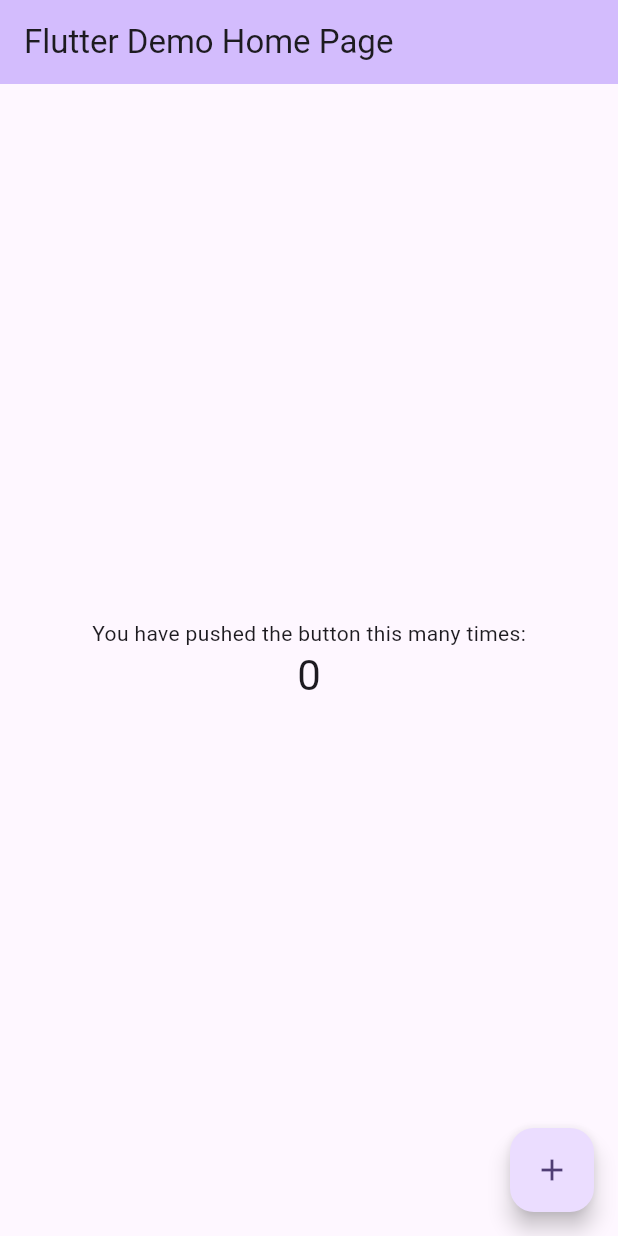
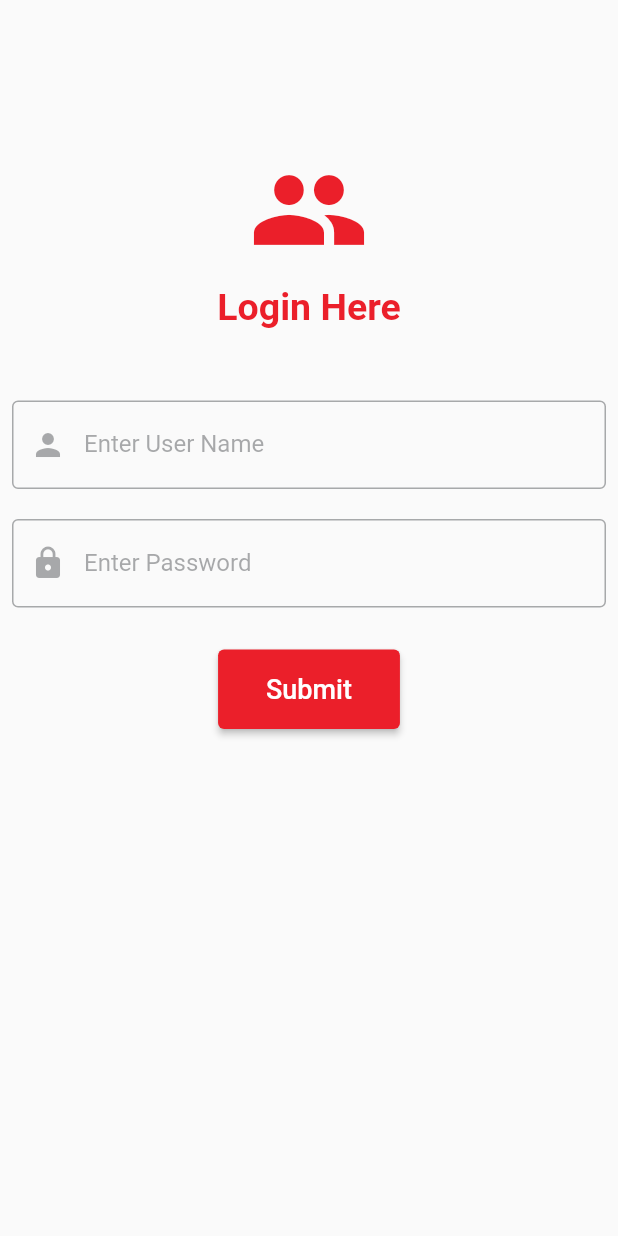
Before and after one commit to egapermana24/TugasPertemuan6_PengembanganMobileProgramming_Sistem_Login_API, a Flutter app: the screen it shows after launch, on a phone screen of 412 x 824 dp. Run offline on Flutter 3.47's test engine with Material 2 defaults, Android fonts, the phone set to English and light mode, and no system bars.

Commit message:
memperbaiki beberapa file

```diff
--- /dev/null
+++ b/lib/home.dart
@@ -0,0 +1,29 @@
+import 'package:flutter/material.dart';
+
+class HomePage extends StatelessWidget {
+  final String uname;
+  HomePage({Key? key, required this.uname}) : super(key: key);
+  @override
+  Widget build(BuildContext context) {
+    return Scaffold(
+      body: Padding(
+        padding: const EdgeInsets.all(8.0),
+        child: Column(
+          mainAxisAlignment: MainAxisAlignment.center,
+          children: [
+            Center(
+              child: Text(
+                "Selamat Datang: " + uname,
+                style: TextStyle(
+                  color: Colors.green,
+                  fontSize: 25.0,
+                  fontWeight: FontWeight.bold,
+                ),
+              ),
+            )
+          ],
+        ),
+      ),
+    );
+  }
+}
--- a/lib/main.dart
+++ b/lib/main.dart
@@ -1,125 +1,305 @@
 import 'package:flutter/material.dart';
+import 'dart:convert';
+import 'package:http/http.dart' as http;
+import 'home.dart';
 
 void main() {
-  runApp(const MyApp());
+  runApp(MyApp());
 }
 
 class MyApp extends StatelessWidget {
-  const MyApp({super.key});
-
-  // This widget is the root of your application.
   @override
   Widget build(BuildContext context) {
     return MaterialApp(
-      title: 'Flutter Demo',
+      title: 'Demo Login',
+      debugShowCheckedModeBanner: false,
       theme: ThemeData(
-        // This is the theme of your application.
-        //
-        // TRY THIS: Try running your application with "flutter run". You'll see
-        // the application has a blue toolbar. Then, without quitting the app,
-        // try changing the seedColor in the colorScheme below to Colors.green
-        // and then invoke "hot reload" (save your changes or press the "hot
-        // reload" button in a Flutter-supported IDE, or press "r" if you used
-        // the command line to start the app).
-        //
-        // Notice that the counter didn't reset back to zero; the application
-        // state is not lost during the reload. To reset the state, use hot
-        // restart instead.
-        //
-        // This works for code too, not just values: Most code changes can be
-        // tested with just a hot reload.
-        colorScheme: ColorScheme.fromSeed(seedColor: Colors.deepPurple),
-        useMaterial3: true,
+        primarySwatch: Colors.blue,
+        primaryColor: Color.fromRGBO(235, 31, 42, 1),
+        hintColor: Colors.orange[600],
+        visualDensity: VisualDensity.adaptivePlatformDensity,
       ),
-      home: const MyHomePage(title: 'Flutter Demo Home Page'),
+      home: MyHomePage(title: 'Demo Login'),
     );
   }
 }
 
 class MyHomePage extends StatefulWidget {
-  const MyHomePage({super.key, required this.title});
-
-  // This widget is the home page of your application. It is stateful, meaning
-  // that it has a State object (defined below) that contains fields that affect
-  // how it looks.
-
-  // This class is the configuration for the state. It holds the values (in this
-  // case the title) provided by the parent (in this case the App widget) and
-  // used by the build method of the State. Fields in a Widget subclass are
-  // always marked "final".
-
+  MyHomePage({Key? key, required this.title}) : super(key: key);
   final String title;
 
   @override
-  State<MyHomePage> createState() => _MyHomePageState();
+  _MyHomePageState createState() => _MyHomePageState();
 }
 
 class _MyHomePageState extends State<MyHomePage> {
-  int _counter = 0;
+  // For LinearProgressIndicator.
+  bool _visible = false;
 
-  void _incrementCounter() {
+  // Controller untuk Pengeditan Teks dalam Input Nama Pengguna dan Kata Sandi
+  final userController = TextEditingController();
+  final pwdController = TextEditingController();
+
+  Future userLogin() async {
+    // Login API URL
+    // dan gunakan alamat IP lokal atau localhost atau gunakan API Web
+    String url = "http://192.168.43.236/restapi_sistem_login/user_login.php";
+
     setState(() {
-      // This call to setState tells the Flutter framework that something has
-      // changed in this State, which causes it to rerun the build method below
-      // so that the display can reflect the updated values. If we changed
-      // _counter without calling setState(), then the build method would not be
-      // called again, and so nothing would appear to happen.
-      _counter++;
+      _visible = true;
     });
+
+    // Mendapatkan nama pengguna dan kata sandi dari Controller
+    var data = {
+      'username': userController.text,
+      'password': pwdController.text,
+    };
+
+    // Memulai Panggilan WEB API.
+    var response = await http.post(Uri.parse(url), body: json.encode(data));
+
+    if (response.statusCode == 200) {
+      // Server response into variable
+      print(response.body);
+      var msg = jsonDecode(response.body);
+
+      // Cek Status Login
+      if (msg['loginStatus'] == true) {
+        setState(() {
+          // Menghide seluruh progress indicator
+          _visible = false;
+        });
+
+        // Navigate ke Tampilan Home Screen
+        Navigator.push(
+          context,
+          MaterialPageRoute(
+            builder: (context) => HomePage(uname: msg['userInfo']['NAME']),
+          ),
+        );
+      } else {
+        setState(() {
+          // Menghide progress indicator
+          _visible = false;
+
+          // Tampilkan jika ada Error Message Dialog
+          showMessage(msg["message"]);
+        });
+      }
+    } else {
+      setState(() {
+        // Menghide progress indicator
+        _visible = false;
+
+        // Tampilkan Error Message Dialog
+        showMessage("Error during connecting to Server.");
+      });
+    }
   }
+
+  Future<dynamic> showMessage(String _msg) async {
+    showDialog(
+      context: context,
+      builder: (BuildContext context) {
+        return AlertDialog(
+          title: new Text(_msg),
+          actions: <Widget>[
+            TextButton(
+              child: new Text("OK"),
+              onPressed: () {
+                Navigator.of(context).pop();
+              },
+            ),
+          ],
+        );
+      },
+    );
+  }
+
+  final _formKey = GlobalKey<FormState>();
 
   @override
   Widget build(BuildContext context) {
-    // This method is rerun every time setState is called, for instance as done
-    // by the _incrementCounter method above.
-    //
-    // The Flutter framework has been optimized to make rerunning build methods
-    // fast, so that you can just rebuild anything that needs updating rather
-    // than having to individually change instances of widgets.
-    return Scaffold(
-      appBar: AppBar(
-        // TRY THIS: Try changing the color here to a specific color (to
-        // Colors.amber, perhaps?) and trigger a hot reload to see the AppBar
-        // change color while the other colors stay the same.
-        backgroundColor: Theme.of(context).colorScheme.inversePrimary,
-        // Here we take the value from the MyHomePage object that was created by
-        // the App.build method, and use it to set our appbar title.
-        title: Text(widget.title),
-      ),
-      body: Center(
-        // Center is a layout widget. It takes a single child and positions it
-        // in the middle of the parent.
-        child: Column(
-          // Column is also a layout widget. It takes a list of children and
-          // arranges them vertically. By default, it sizes itself to fit its
-          // children horizontally, and tries to be as tall as its parent.
-          //
-          // Column has various properties to control how it sizes itself and
-          // how it positions its children. Here we use mainAxisAlignment to
-          // center the children vertically; the main axis here is the vertical
-          // axis because Columns are vertical (the cross axis would be
-          // horizontal).
-          //
-          // TRY THIS: Invoke "debug painting" (choose the "Toggle Debug Paint"
-          // action in the IDE, or press "p" in the console), to see the
-          // wireframe for each widget.
-          mainAxisAlignment: MainAxisAlignment.center,
-          children: <Widget>[
-            const Text(
-              'You have pushed the button this many times:',
-            ),
-            Text(
-              '$_counter',
-              style: Theme.of(context).textTheme.headlineMedium,
-            ),
-          ],
+    return SafeArea(
+      child: Scaffold(
+        body: SingleChildScrollView(
+          scrollDirection: Axis.vertical,
+          child: Column(
+            mainAxisAlignment: MainAxisAlignment.center,
+            crossAxisAlignment: CrossAxisAlignment.center,
+            children: [
+              Visibility(
+                visible: _visible,
+                child: Container(
+                  margin: EdgeInsets.only(bottom: 10.0),
+                  child: LinearProgressIndicator(),
+                ),
+              ),
+              Container(
+                height: 100.0,
+              ),
+              Icon(
+                Icons.group,
+                color: Theme.of(context).primaryColor,
+                size: 80.0,
+              ),
+              SizedBox(
+                height: 10.0,
+              ),
+              Text(
+                'Login Here',
+                style: TextStyle(
+                  color: Theme.of(context).primaryColor,
+                  fontSize: 25.0,
+                  fontWeight: FontWeight.bold,
+                ),
+              ),
+              SizedBox(
+                height: 40.0,
+              ),
+              Form(
+                key: _formKey,
+                child: Padding(
+                  padding: const EdgeInsets.all(8.0),
+                  child: Column(
+                    children: [
+                      Theme(
+                        data: ThemeData(
+                          primaryColor: Color.fromRGBO(84, 87, 90, 0.5),
+                          primaryColorDark: Color.fromRGBO(84, 87, 90, 0.5),
+                          hintColor: Color.fromRGBO(84, 87, 90, 0.5),
+                        ),
+                        child: TextFormField(
+                          controller: userController,
+                          decoration: InputDecoration(
+                            focusedBorder: OutlineInputBorder(
+                              borderSide: BorderSide(
+                                color: Color.fromRGBO(84, 87, 90, 0.5),
+                                style: BorderStyle.solid,
+                              ),
+                            ),
+                            enabledBorder: OutlineInputBorder(
+                              borderSide: BorderSide(
+                                color: Color.fromRGBO(84, 87, 90, 0.5),
+                                style: BorderStyle.solid,
+                              ),
+                            ),
+                            errorBorder: OutlineInputBorder(
+                              borderSide: BorderSide(
+                                color: Colors.red,
+                                width: 1.0,
+                                style: BorderStyle.solid,
+                              ),
+                            ),
+                            labelText: 'Enter User Name',
+                            prefixIcon: const Icon(
+                              Icons.person,
+                              color: Color.fromRGBO(84, 87, 90, 0.5),
+                            ),
+                            border: OutlineInputBorder(
+                              borderSide: BorderSide(
+                                color: Color.fromRGBO(84, 87, 90, 0.5),
+                                style: BorderStyle.solid,
+                              ),
+                            ),
+                            hintText: 'User Name',
+                          ),
+                          validator: (value) {
+                            if (value == null || value.isEmpty) {
+                              return 'Please Enter User Name';
+                            }
+                            return null;
+                          },
+                        ),
+                      ),
+                      SizedBox(
+                        height: 20.0,
+                      ),
+                      Theme(
+                        data: ThemeData(
+                          primaryColor: Color.fromRGBO(84, 87, 90, 0.5),
+                          primaryColorDark: Color.fromRGBO(84, 87, 90, 0.5),
+                          hintColor: Color.fromRGBO(84, 87, 90, 0.5),
+                        ),
+                        child: TextFormField(
+                          controller: pwdController,
+                          obscureText: true,
+                          decoration: InputDecoration(
+                            focusedBorder: OutlineInputBorder(
+                              borderSide: BorderSide(
+                                color: Color.fromRGBO(84, 87, 90, 0.5),
+                                style: BorderStyle.solid,
+                              ),
+                            ),
+                            enabledBorder: OutlineInputBorder(
+                              borderSide: BorderSide(
+                                color: Color.fromRGBO(84, 87, 90, 0.5),
+                                style: BorderStyle.solid,
+                              ),
+                            ),
+                            errorBorder: OutlineInputBorder(
+                              borderSide: BorderSide(
+                                color: Colors.red,
+                                width: 1.0,
+                                style: BorderStyle.solid,
+                              ),
+                            ),
+                            border: OutlineInputBorder(
+                              borderSide: BorderSide(
+                                color: Color.fromRGBO(84, 87, 90, 0.5),
+                                style: BorderStyle.solid,
+                              ),
+                            ),
+                            labelText: 'Enter Password',
+                            prefixIcon: const Icon(
+                              Icons.lock,
+                              color: Color.fromRGBO(84, 87, 90, 0.5),
+                            ),
+                            hintText: 'Password',
+                          ),
+                          validator: (value) {
+                            if (value == null || value.isEmpty) {
+                              return 'Please Enter Password';
+                            }
+                            return null;
+                          },
+                        ),
+                      ),
+                      SizedBox(
+                        height: 20.0,
+                      ),
+                      Padding(
+                        padding: const EdgeInsets.all(8.0),
+                        child: ElevatedButton(
+                          onPressed: () {
+                            // Validate returns true if the form is valid, or
+                            // false otherwise.
+                            if (_formKey.currentState!.validate()) {
+                              userLogin();
+                            }
+                          },
+                          child: Padding(
+                            padding: EdgeInsets.all(16.0),
+                            child: Text(
+                              'Submit',
+                              style: TextStyle(fontSize: 18.0),
+                            ),
+                          ),
+                          style: ButtonStyle(
+                            backgroundColor: MaterialStateProperty.all<Color>(
+                              Theme.of(context).primaryColor,
+                            ),
+                          ),
+                        ),
+                      ),
+                    ],
+                  ),
+                ),
+              ),
+            ],
+          ),
         ),
       ),
-      floatingActionButton: FloatingActionButton(
-        onPressed: _incrementCounter,
-        tooltip: 'Increment',
-        child: const Icon(Icons.add),
-      ), // This trailing comma makes auto-formatting nicer for build methods.
     );
   }
 }
--- a/pubspec.yaml
+++ b/pubspec.yaml
@@ -35,6 +35,7 @@ dependencies:
   # The following adds the Cupertino Icons font to your application.
   # Use with the CupertinoIcons class for iOS style icons.
   cupertino_icons: ^1.0.2
+  http: ^1.1.0
 
 dev_dependencies:
   flutter_test:
```
Also changed, not shown: pubspec.lock, 2 other files.
